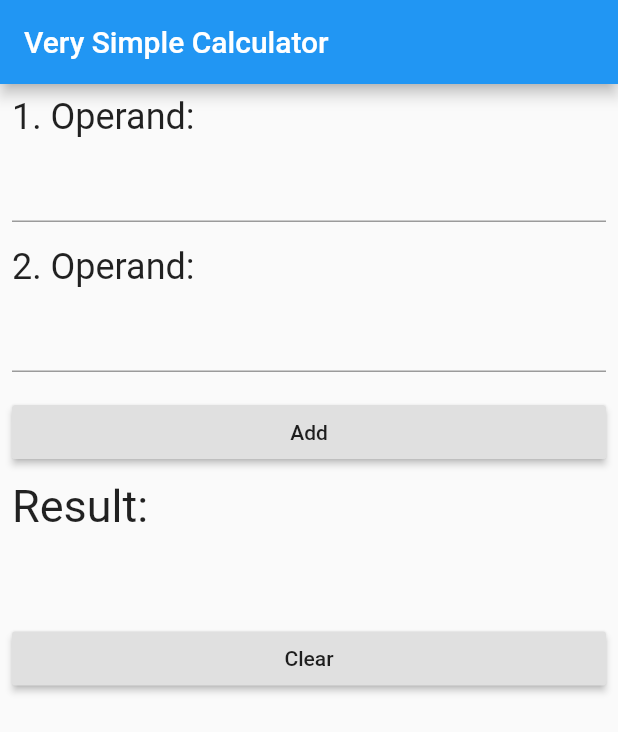
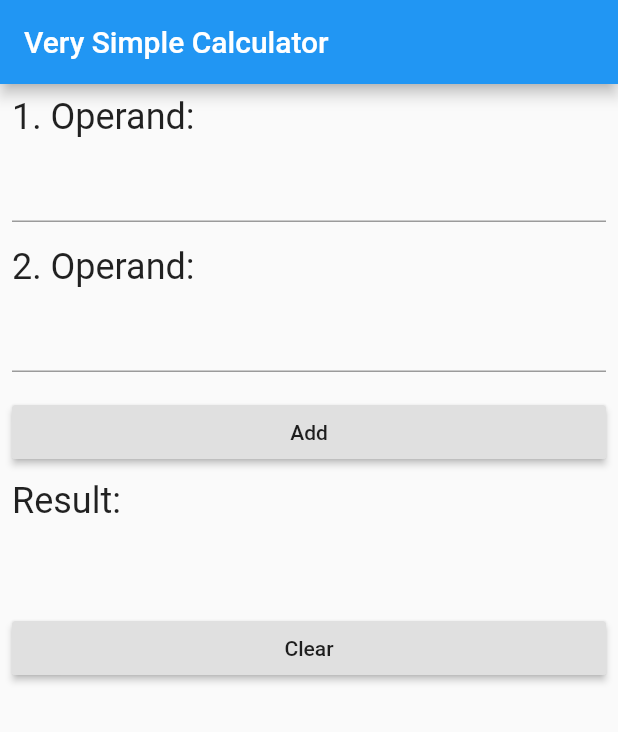
Before and after one commit to peloflutter/addierer, a Flutter app: the screen it shows after launch, on a phone screen of 412 x 824 dp. Shown: the top 732 px of the screen. Run offline on Flutter 3.47's test engine with Material 2 defaults, Android fonts, the phone set to English and light mode, and no system bars.

Commit message:
structured file hierarchy

```diff
--- a/lib/addierer_widget.dart
+++ b/lib/addierer_widget.dart
@@ -110,7 +110,7 @@ class _AddiererWidgetState extends State<AddiererWidget> {
               padding: const EdgeInsets.fromLTRB(8.0, 0.0, 8.0, 8.0),
               child: Text(
                 'Result:',
-                style: TextStyle(fontSize: 30),
+                style: TextStyle(fontSize: 24),
               ),
             ),
             Padding(
--- /dev/null
+++ b/lib/app_widget.dart
@@ -0,0 +1,16 @@
+import 'package:addierer/addierer_widget.dart';
+import 'package:flutter/material.dart';
+
+class MyApp extends StatelessWidget {
+  @override
+  Widget build(BuildContext context) {
+    return MaterialApp(
+      title: 'Flutter Learning App',
+      debugShowCheckedModeBanner: false,
+      theme: ThemeData(
+        primarySwatch: Colors.blue,
+      ),
+      home: AddiererWidget(title: 'Very Simple Calculator'),
+    );
+  }
+}
--- a/lib/main.dart
+++ b/lib/main.dart
@@ -1,18 +1,4 @@
-import 'package:addierer/addierer_widget.dart';
+import 'package:addierer/app_widget.dart';
 import 'package:flutter/material.dart';
 
 void main() => runApp(MyApp());
-
-class MyApp extends StatelessWidget {
-  @override
-  Widget build(BuildContext context) {
-    return MaterialApp(
-      title: 'Flutter Demo',
-      debugShowCheckedModeBanner: false,
-      theme: ThemeData(
-        primarySwatch: Colors.blue,
-      ),
-      home: AddiererWidget(title: 'Very Simple Calculator'),
-    );
-  }
-}
```
